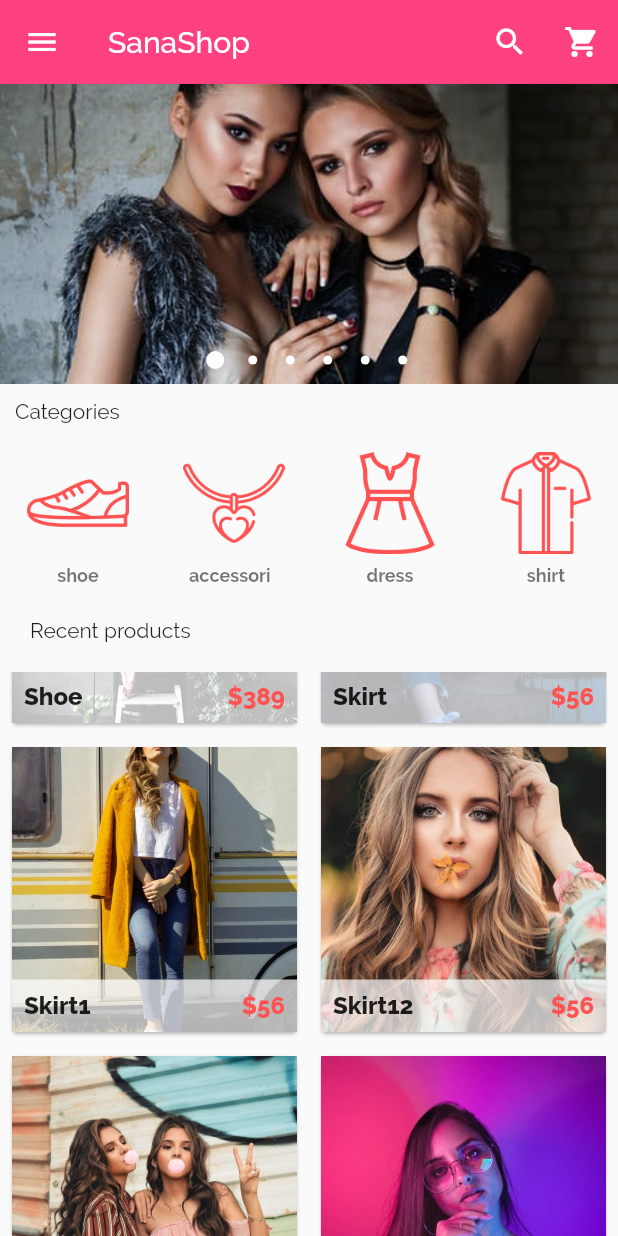
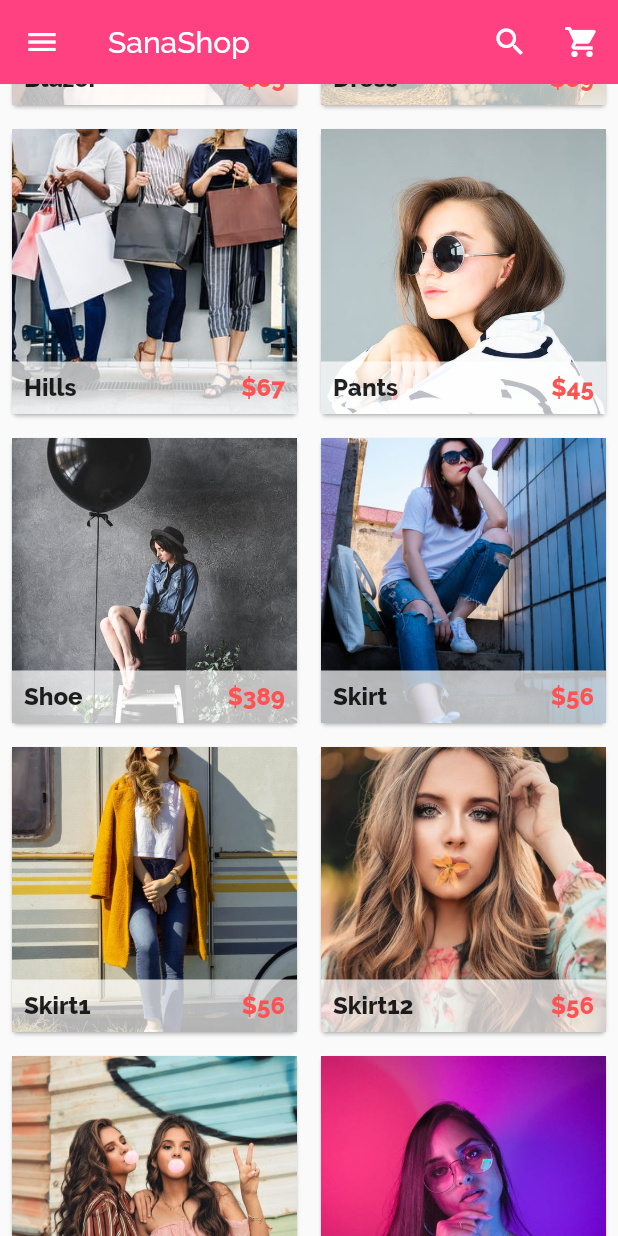
Before and after one commit to Sanaebadi97/Online-Fashion-Store, a Flutter app: the HomePage screen opened directly, scrolled down 576 dp, on a phone screen of 412 x 824 dp. Run offline on Flutter 3.47's test engine with Material 2 defaults, Android fonts, the phone set to English and light mode, and no system bars; drawn by our look-alikes of carousel_pro; our stand-ins replace cloud_firestore, firebase_auth, firebase_database, fluttertoast, google_sign_in, shared_preferences; accounts and stored records are empty.

Commit message:
changed by shivani

```diff
--- a/lib/componets/products.dart
+++ b/lib/componets/products.dart
@@ -1,4 +1,5 @@
 import 'package:Sana_Shop/pages/product_details.dart';
+import 'package:flutter/foundation.dart';
 import 'package:flutter/material.dart';
 
 // ignore: slash_for_doc_comments
@@ -10,6 +11,7 @@ class Products extends StatefulWidget {
 }
 
 class _ProductsState extends State<Products> {
+  // ignore: non_constant_identifier_names
   var products_list = [
     {
       "name": "Blazer",
@@ -77,6 +79,8 @@ class _ProductsState extends State<Products> {
   Widget build(BuildContext context) {
     return GridView.builder(
       itemCount: products_list.length,
+      shrinkWrap: true,
+      physics: const ClampingScrollPhysics(),
       gridDelegate:
           SliverGridDelegateWithFixedCrossAxisCount(crossAxisCount: 2),
       itemBuilder: (BuildContext context, int index) {
@@ -95,13 +99,24 @@ class _ProductsState extends State<Products> {
 }
 
 class SingleProd extends StatelessWidget {
+  // ignore: non_constant_identifier_names
   final prod_name;
+  // ignore: non_constant_identifier_names
   final prod_pics;
+  // ignore: non_constant_identifier_names
   final prod_old_price;
+  // ignore: non_constant_identifier_names
   final prod_price;
 
   const SingleProd(
-      {this.prod_name, this.prod_pics, this.prod_old_price, this.prod_price});
+      // ignore: non_constant_identifier_names
+      {this.prod_name,
+      // ignore: non_constant_identifier_names
+      this.prod_pics,
+      // ignore: non_constant_identifier_names
+      this.prod_old_price,
+      // ignore: non_constant_identifier_names
+      this.prod_price});
 
   @override
   Widget build(BuildContext context) {
@@ -132,6 +147,7 @@ class SingleProd extends StatelessWidget {
                                     fontSize: 16)),
                           ),
                           Text(
+                            // ignore: unnecessary_brace_in_string_interps
                             "\$${prod_price}",
                             style: TextStyle(
                                 color: Colors.redAccent,
@@ -153,4 +169,10 @@ class SingleProd extends StatelessWidget {
       ),
     );
   }
+
+  @override
+  void debugFillProperties(DiagnosticPropertiesBuilder properties) {
+    super.debugFillProperties(properties);
+    properties.add(DiagnosticsProperty('prod_old_price', prod_old_price));
+  }
 }
--- a/lib/pages/home.dart
+++ b/lib/pages/home.dart
@@ -13,6 +13,7 @@ class _HomePageState extends State<HomePage> {
   @override
   Widget build(BuildContext context) {
 //carousel_pro
+    // ignore: non_constant_identifier_names
     Widget image_carousel = new Container(
       height: 200,
       child: new Carousel(
@@ -71,7 +72,8 @@ class _HomePageState extends State<HomePage> {
                 currentAccountPicture: GestureDetector(
                   child: CircleAvatar(
                     radius: 30.0,
-                  backgroundImage: AssetImage('assets/images/sana_profile.jpg'),
+                    backgroundImage:
+                        AssetImage('assets/images/sana_profile.jpg'),
                     backgroundColor: Colors.transparent,
                   ),
                 ),
@@ -82,8 +84,8 @@ class _HomePageState extends State<HomePage> {
               InkWell(
                 onTap: () {},
                 child: ListTile(
-                title:
-                    Text('Home Page', style: TextStyle(fontFamily: 'Raleway')),
+                  title: Text('Home Page',
+                      style: TextStyle(fontFamily: 'Raleway')),
                   leading: Icon(
                     Icons.home,
                     color: Colors.redAccent,
@@ -93,8 +95,8 @@ class _HomePageState extends State<HomePage> {
               InkWell(
                 onTap: () {},
                 child: ListTile(
-                title:
-                    Text('My Account', style: TextStyle(fontFamily: 'Raleway')),
+                  title: Text('My Account',
+                      style: TextStyle(fontFamily: 'Raleway')),
                   leading: Icon(
                     Icons.person,
                     color: Colors.redAccent,
@@ -104,8 +106,8 @@ class _HomePageState extends State<HomePage> {
               InkWell(
                 onTap: () {},
                 child: ListTile(
-                title:
-                    Text('My Orders', style: TextStyle(fontFamily: 'Raleway')),
+                  title: Text('My Orders',
+                      style: TextStyle(fontFamily: 'Raleway')),
                   leading: Icon(
                     Icons.shopping_basket,
                     color: Colors.redAccent,
@@ -129,8 +131,8 @@ class _HomePageState extends State<HomePage> {
               InkWell(
                 onTap: () {},
                 child: ListTile(
-                title:
-                    Text('Favourites', style: TextStyle(fontFamily: 'Raleway')),
+                  title: Text('Favourites',
+                      style: TextStyle(fontFamily: 'Raleway')),
                   leading: Icon(
                     Icons.favorite,
                     color: Colors.redAccent,
@@ -164,9 +166,9 @@ class _HomePageState extends State<HomePage> {
             ],
           ),
         ),
-      body: new Column(
-        children: <Widget>[
-          /**********************image carousel begins here***********************************/
+        body: SafeArea(
+          child: ListView(
+            children: [
               image_carousel,
 
               //Padding widget
@@ -174,8 +176,8 @@ class _HomePageState extends State<HomePage> {
                 alignment: Alignment.centerLeft,
                 child: Padding(
                   padding: const EdgeInsets.all(10),
-              child:
-                  Text('Categories', style: TextStyle(fontFamily: 'Raleway')),
+                  child: Text('Categories',
+                      style: TextStyle(fontFamily: 'Raleway')),
                 ),
               ),
 
@@ -191,13 +193,9 @@ class _HomePageState extends State<HomePage> {
                       style: TextStyle(fontFamily: 'Raleway')),
                 ),
               ),
-
-          /*************grid view recent product********************8*/
-          Flexible(
-            child: Products(),
-          )
+              Expanded(child: Products())
             ],
           ),
-    );
+        ));
   }
 }
--- a/lib/pages/signUp.dart
+++ b/lib/pages/signUp.dart
@@ -121,6 +121,7 @@ class _SignUpState extends State<SignUp> {
   @override
   Widget build(BuildContext context) {
     return Scaffold(
+      resizeToAvoidBottomPadding: false,
       body: Stack(
         children: <Widget>[
           Image.asset(
@@ -129,6 +130,7 @@ class _SignUpState extends State<SignUp> {
             width: double.infinity,
             height: double.infinity,
           ),
+// ignore: todo
 //TODO:: make the logo show
 
           Container(
@@ -204,6 +206,7 @@ class _SignUpState extends State<SignUp> {
                                   hintText: "Email",
                                   icon: Icon(Icons.email),
                                 ),
+                                // ignore: missing_return
                                 validator: (value) {
                                   if (value.isEmpty) {
                                     Pattern pattern =
@@ -439,6 +442,7 @@ class _SignUpState extends State<SignUp> {
                                           padding: const EdgeInsets.all(4.0),
                                           child: Image.asset(
                                             'assets/images/google.png',
+                                            color: Colors.white,
                                             width: 18,
                                             height: 18,
                                           ),
@@ -453,7 +457,7 @@ class _SignUpState extends State<SignUp> {
                                                 fontFamily: 'Raleway',
                                                 color: Colors.white,
                                                 fontWeight: FontWeight.w400,
-                                                fontSize: 14.0),
+                                                fontSize: 12.0),
                                           ),
                                         ),
                                       ],
```
Also changed, not shown: lib/componets/cart_products.dart (+15 -2 lines), lib/componets/horizontal_listview.dart (+9 -5 lines), lib/pages/login.dart (+5 -5 lines), lib/pages/product_details.dart (+18 -1 lines), pubspec.lock, 2 other files. Lines whose indentation alone changed are shown as unchanged.
